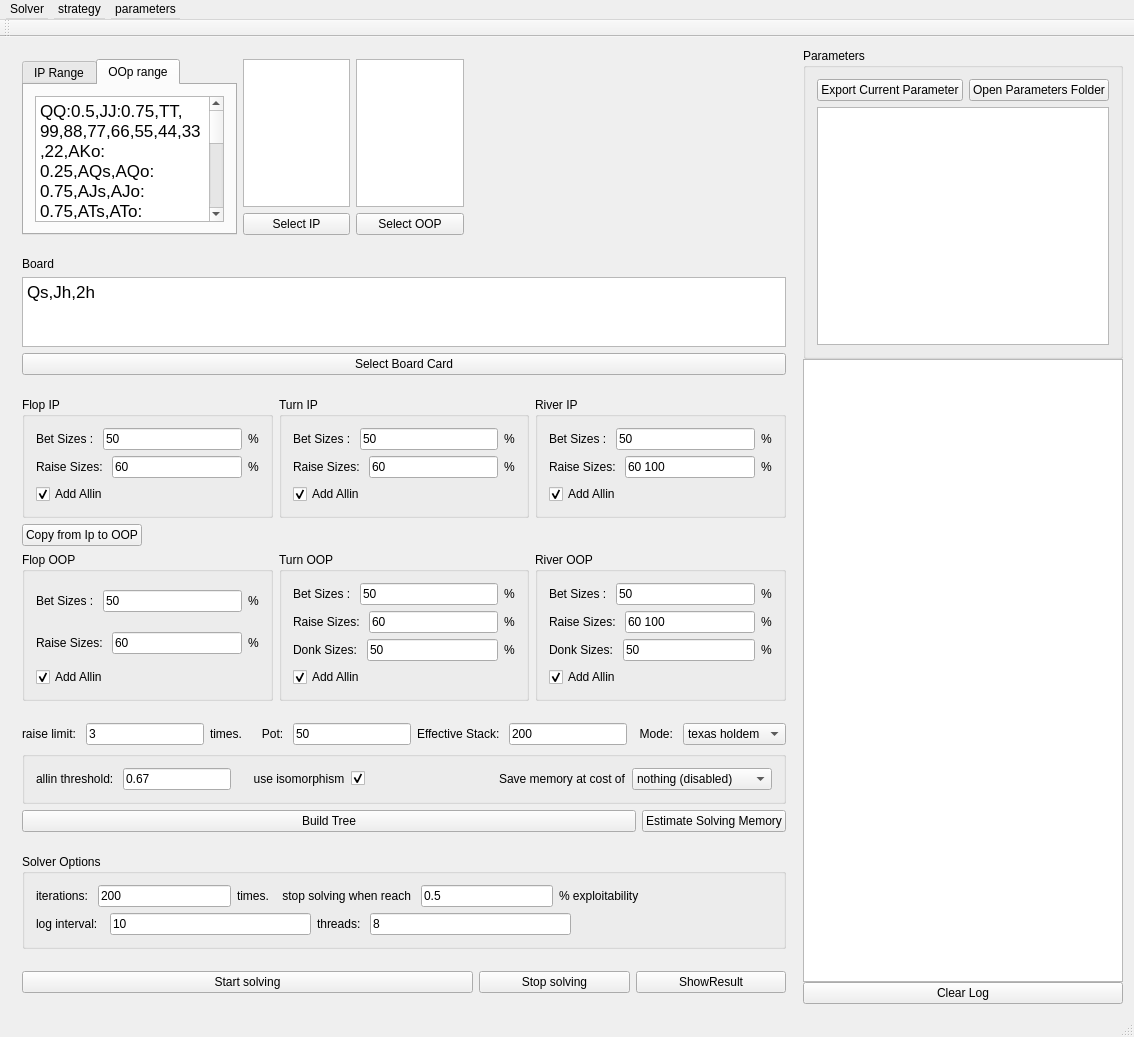
This is mainwindow.ui in NicolasTu-dev/NicoSolver as Qt 5 draws it before an edit. The edited form follows.
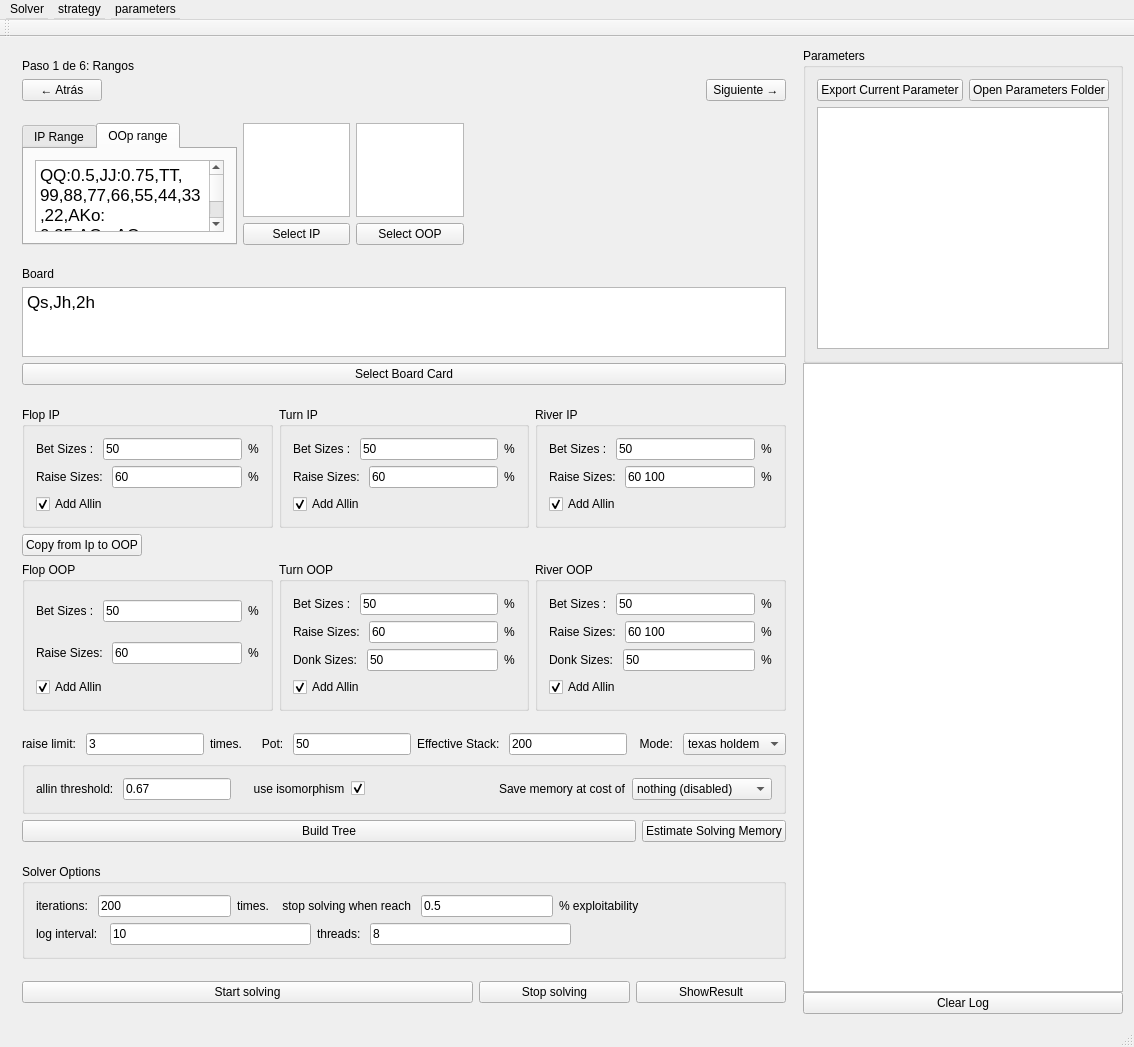
This is the edited form. Custom widgets are drawn as their Qt base class.

Commit message: Add wizard step navigation with automatic tree build

What changed in the file:
```diff
--- a/mainwindow.ui
+++ b/mainwindow.ui
@@ -20,6 +20,50 @@
       <property name="spacing">
        <number>0</number>
       </property>
+      <item>
+       <widget class="QWidget" name="wizardNavStrip">
+        <layout class="QVBoxLayout" name="wizardNavStripLayout">
+         <item>
+          <widget class="QLabel" name="wizardStepLabel">
+           <property name="text">
+            <string>Paso 1 de 6: Rangos</string>
+           </property>
+          </widget>
+         </item>
+         <item>
+          <layout class="QHBoxLayout" name="wizardNavButtonsLayout">
+           <item>
+            <widget class="QPushButton" name="wizardBackButton">
+             <property name="text">
+              <string>← Atrás</string>
+             </property>
+            </widget>
+           </item>
+           <item>
+            <spacer name="wizardNavSpacer">
+             <property name="orientation">
+              <enum>Qt::Horizontal</enum>
+             </property>
+             <property name="sizeHint" stdset="0">
+              <size>
+               <width>40</width>
+               <height>20</height>
+              </size>
+             </property>
+            </spacer>
+           </item>
+           <item>
+            <widget class="QPushButton" name="wizardNextButton">
+             <property name="text">
+              <string>Siguiente →</string>
+             </property>
+            </widget>
+           </item>
+          </layout>
+         </item>
+        </layout>
+       </widget>
+      </item>
       <item>
        <widget class="QWidget" name="wizardStepRanges">
         <layout class="QVBoxLayout" name="rangeLayout">
```
The commit also changes 2 other files.
